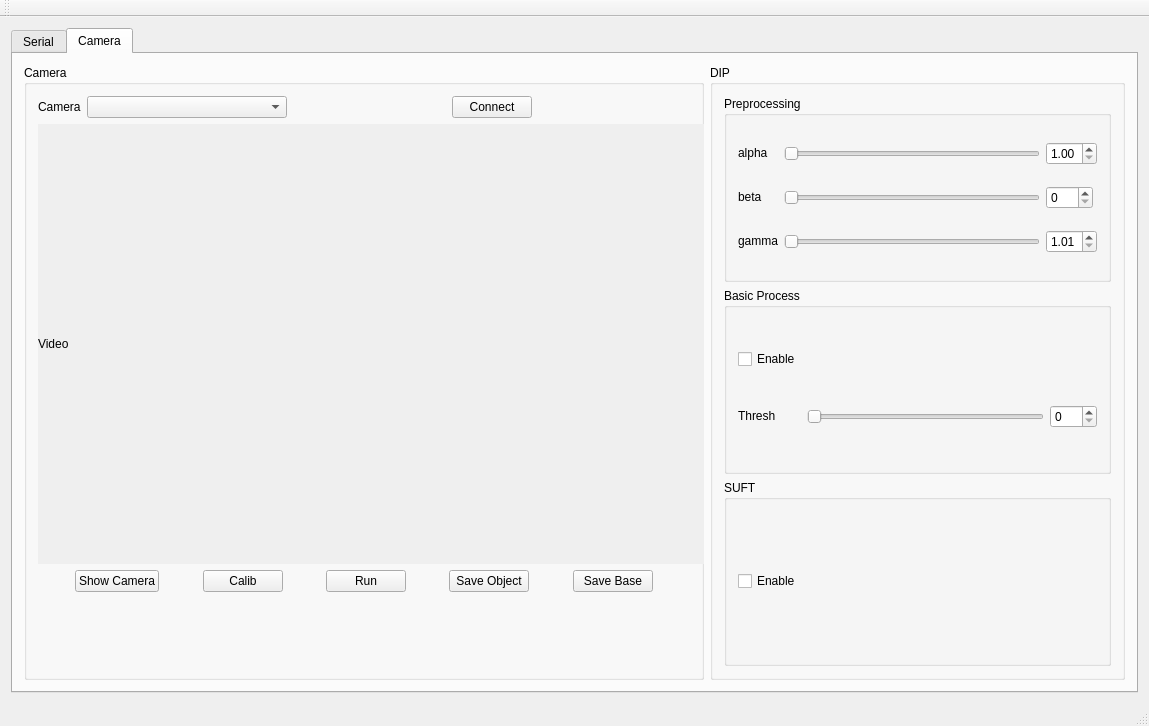
This is mainwindow.ui in darkdragon276/ROBOT_5DOF_GUI as Qt 5 draws it before an edit. The edited form follows.
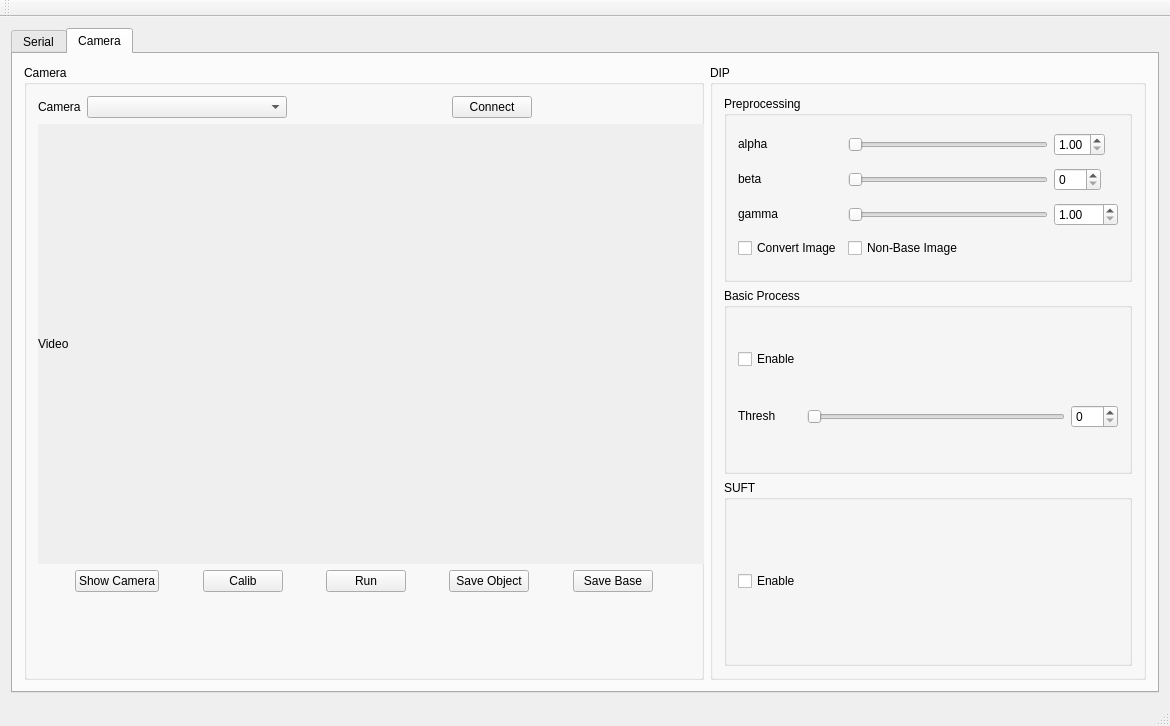
This is the edited form. Custom widgets are drawn as their Qt base class.

Commit message: git add image for thesis, add calib table accuracy for robot, add dip group default, add some check box to show convert image + non-base image

The edit to the form file:
```diff
--- a/mainwindow.ui
+++ b/mainwindow.ui
@@ -862,7 +862,7 @@
               <string>Preprocessing</string>
              </property>
              <layout class="QGridLayout" name="gridLayout_3">
-              <item row="4" column="0">
+              <item row="5" column="0">
                <widget class="QLabel" name="label_gamma">
                 <property name="sizePolicy">
                  <sizepolicy hsizetype="Fixed" vsizetype="Fixed">
@@ -875,7 +875,7 @@
                 </property>
                </widget>
               </item>
-              <item row="0" column="2">
+              <item row="1" column="2">
                <widget class="QSlider" name="horizontalSlider_alpha">
                 <property name="minimumSize">
                  <size>
@@ -894,7 +894,7 @@
                 </property>
                </widget>
               </item>
-              <item row="3" column="0">
+              <item row="4" column="0">
                <widget class="QLabel" name="label_beta">
                 <property name="sizePolicy">
                  <sizepolicy hsizetype="Fixed" vsizetype="Fixed">
@@ -907,7 +907,7 @@
                 </property>
                </widget>
               </item>
-              <item row="3" column="2">
+              <item row="4" column="2">
                <widget class="QSlider" name="horizontalSlider_beta">
                 <property name="minimumSize">
                  <size>
@@ -926,7 +926,7 @@
                 </property>
                </widget>
               </item>
-              <item row="0" column="0">
+              <item row="1" column="0">
                <widget class="QLabel" name="label_alpha">
                 <property name="sizePolicy">
                  <sizepolicy hsizetype="Fixed" vsizetype="Fixed">
@@ -939,7 +939,7 @@
                 </property>
                </widget>
               </item>
-              <item row="4" column="2">
+              <item row="5" column="2">
                <widget class="QSlider" name="horizontalSlider_gamma">
                 <property name="minimumSize">
                  <size>
@@ -958,7 +958,7 @@
                 </property>
                </widget>
               </item>
-              <item row="4" column="3">
+              <item row="5" column="3">
                <widget class="QDoubleSpinBox" name="doubleSpinBox_gamma">
                 <property name="sizePolicy">
                  <sizepolicy hsizetype="Fixed" vsizetype="Fixed">
@@ -970,14 +970,14 @@
                  <number>2</number>
                 </property>
                 <property name="minimum">
-                 <double>1.010000000000000</double>
+                 <double>1.000000000000000</double>
                 </property>
                 <property name="maximum">
-                 <double>2.000000000000000</double>
+                 <double>100.000000000000000</double>
                 </property>
                </widget>
               </item>
-              <item row="0" column="3">
+              <item row="1" column="3">
                <widget class="QDoubleSpinBox" name="doubleSpinBox_alpha">
                 <property name="sizePolicy">
                  <sizepolicy hsizetype="Fixed" vsizetype="Fixed">
@@ -999,7 +999,7 @@
                 </property>
                </widget>
               </item>
-              <item row="3" column="3">
+              <item row="4" column="3">
                <widget class="QDoubleSpinBox" name="doubleSpinBox_beta">
                 <property name="sizePolicy">
                  <sizepolicy hsizetype="Fixed" vsizetype="Fixed">
@@ -1018,6 +1018,20 @@
                 </property>
                </widget>
               </item>
+              <item row="6" column="0">
+               <widget class="QCheckBox" name="checkBox_ConvertImage">
+                <property name="text">
+                 <string>Convert Image</string>
+                </property>
+               </widget>
+              </item>
+              <item row="6" column="2">
+               <widget class="QCheckBox" name="checkBox_NonBaseImage">
+                <property name="text">
+                 <string>Non-Base Image</string>
+                </property>
+               </widget>
+              </item>
              </layout>
             </widget>
            </item>
```
The commit also changes 19 other files.
